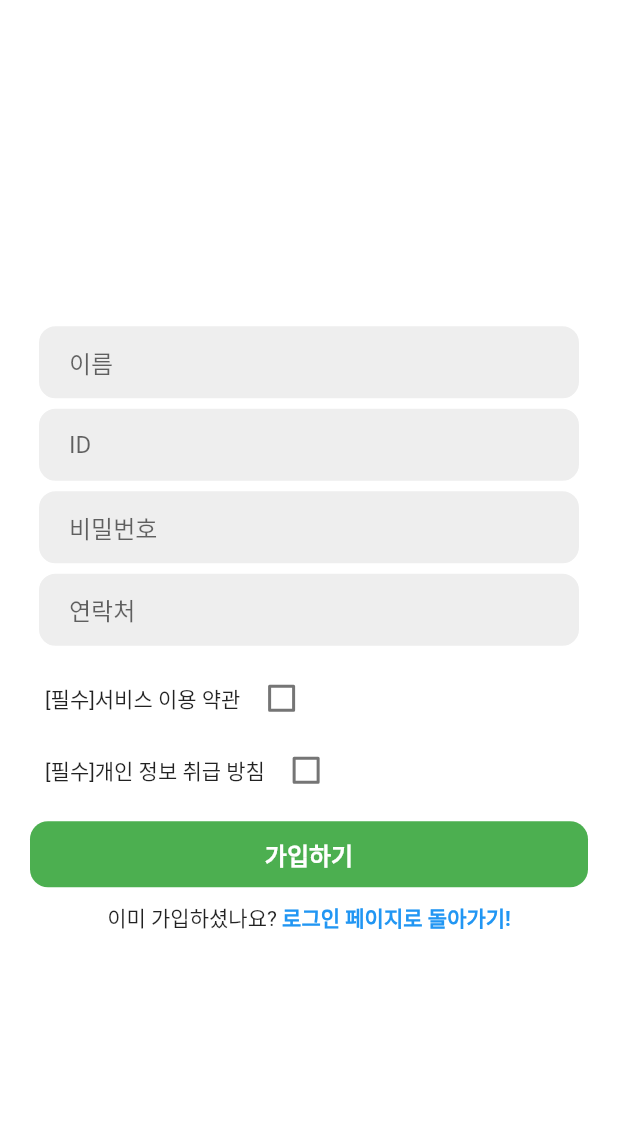
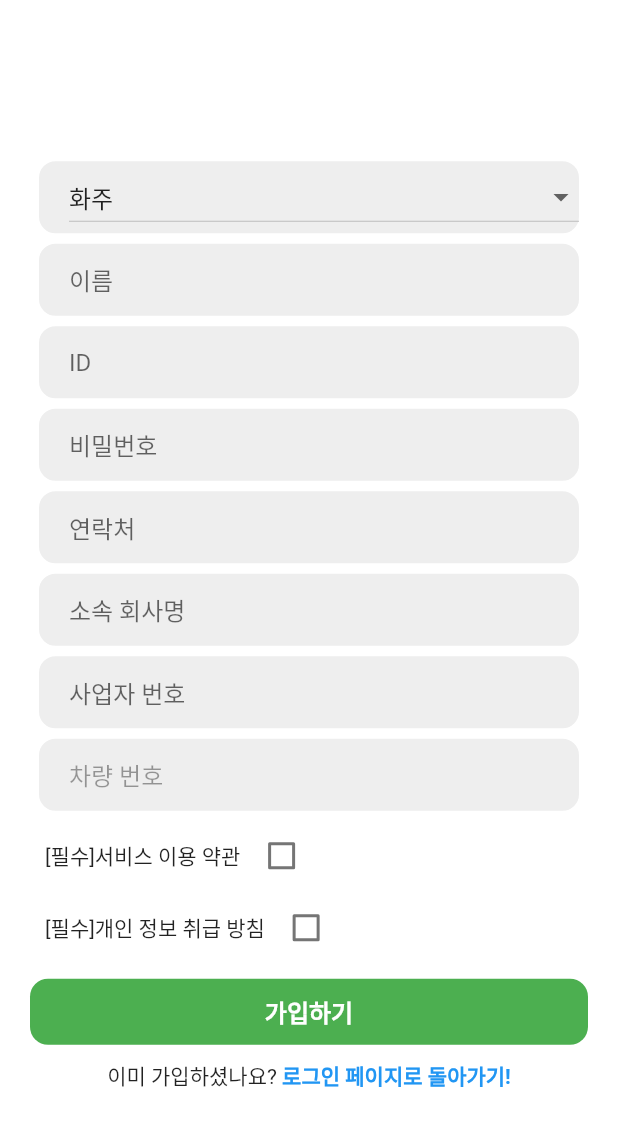
Before and after one commit to sodosoft/BTS2, a Flutter app: the SignupPage screen opened directly, on a phone screen of 412 x 824 dp. Shown: the top 1126 px of the screen. Run offline on Flutter 3.47's test engine with Material 2 defaults, Android fonts, the phone set to English and light mode, and no system bars; our stand-ins replace dotted_border, flutter_svg, fluttertoast, get, google_fonts, image_picker and 3 more; missing offline and left inert: flutter_email_sender, kpostal, webview_flutter_android, webview_flutter_wkwebview; accounts and stored records are empty.

```diff
--- a/lib/login/signup.dart
+++ b/lib/login/signup.dart
@@ -31,7 +31,6 @@ class SteelCode {
 }
 
 class _SignupPageState extends State<SignupPage> {
-
   static List<SteelCode> _steelCode = [
     SteelCode(id: "DI", name: "동국제강"),
     SteelCode(id: "HI", name: "현대제철"),
@@ -91,8 +90,8 @@ class _SignupPageState extends State<SignupPage> {
               msg: "이미 가입된 ID 입니다. 다른 ID로 가입 부탁 드립니다.",
             );
           } else {
-            //saveInfo();
-            saveInfo_test();
+            saveInfo();
+            //saveInfo_test();
           }
         } else {
           Fluttertoast.showToast(msg: "약관에 동의 하십시오");
@@ -106,11 +105,8 @@ class _SignupPageState extends State<SignupPage> {
   }
 
   saveInfo_test() async {
-    User_test userModel = User_test(
-        userIDController.text.trim(),
-        userNameController.text.trim(),
-        passwordController.text.trim()
-    );
+    User_test userModel = User_test(userIDController.text.trim(),
+        userNameController.text.trim(), passwordController.text.trim());
 
     try {
       var res =
@@ -124,9 +120,9 @@ class _SignupPageState extends State<SignupPage> {
             userIDController.clear();
             passwordController.clear();
             userNameController.clear();
+            userTelController.clear();
 
-            Get.to(()=> LoginPage());
-
+            Navigator.pop(context);
           });
         } else {
           Fluttertoast.showToast(msg: '회원 가입 실패, 확인 후 다시 시도해주세요.');
@@ -144,26 +140,23 @@ class _SignupPageState extends State<SignupPage> {
 
     if (_selectedCategory == '화주') {
       strGrade = 'S';
-    }
-    else if (_selectedCategory == '차주') {
+    } else if (_selectedCategory == '차주') {
       strGrade = 'D';
-    }
-    else {
+    } else {
       strGrade = 'S';
     }
 
-    if (_selectedSteelCode.length > 1) {
-      strSteelCode = splitSteelCode(_selectedSteelCode);
-    }
-    else
-    {
-      strSteelCode = _selectedSteelCode[0].id.toString();
-    }
+    // if (_selectedSteelCode.length > 1) {
+    //   strSteelCode = splitSteelCode(_selectedSteelCode);
+    // } else {
+    //   strSteelCode = _selectedSteelCode[0].id.toString();
+    // }
 
     DateTime now = DateTime.now();
 
     var currentDay = new DateTime(now.year, now.month, now.day);
-    var currentTime = new DateTime(now.year, now.month, now.day, now.hour, now.minute);
+    var currentTime =
+        new DateTime(now.year, now.month, now.day, now.hour, now.minute);
 
     User userModel = User(
         userIDController.text.trim(),
@@ -174,21 +167,20 @@ class _SignupPageState extends State<SignupPage> {
         userCompanyNameController.text.trim(),
         userCompanyNoController.text.trim(),
         userCarNoController.text.trim(),
-        currentDay.toString(), //가입 시간
-        strSteelCode,
-        _selectedSteelCode.length,        //codeCount
-        0,        //cancelCount
-        'Y',        //loginFlag
-        'Y',        //payment
-        currentDay.toString(),        //paymentDay
+        '2023-02-22', //가입 시간
+        '0',
+        0, //codeCount
+        0, //cancelCount
+        'Y', //loginFlag
+        'Y', //payment
+        '2023-02-22', //paymentDay
         'SODO', // introducerController.text.trim(),
         currentTime.toString(), //loginTime(현재 접속)
-        'DE'
-    );
+        'DE');
 
     try {
       var res =
-      await http.post(Uri.parse(API.signup), body: userModel.toJson());
+          await http.post(Uri.parse(API.register), body: userModel.toJson());
 
       if (res.statusCode == 200) {
         var resSignup = jsonDecode(res.body);
@@ -203,9 +195,10 @@ class _SignupPageState extends State<SignupPage> {
             userCompanyNoController.clear();
             userCarNoController.clear();
             _selectedCategory = '화주';
+            _ischecked1 = false;
+            _ischecked2 = false;
 
-            Get.to(()=> LoginPage());
-
+            Navigator.pop(context);
           });
         } else {
           Fluttertoast.showToast(msg: '회원 가입 실패, 확인 후 다시 시도해주세요.');
@@ -238,38 +231,38 @@ class _SignupPageState extends State<SignupPage> {
                   child: Column(
                     children: [
                       SizedBox(
-                        height: 15,
+                        height: 10,
                       ),
                       // Test
-                      // Padding(
-                      //   padding: const EdgeInsets.symmetric(horizontal: 25.0),
-                      //   child: Container(
-                      //     decoration: BoxDecoration(
-                      //       color: Colors.grey[200],
-                      //       border: Border.all(color: Colors.white),
-                      //       borderRadius: BorderRadius.circular(12),
-                      //     ),
-                      //     child:
-                      //     Padding(
-                      //       padding: const EdgeInsets.only(left: 20.0),
-                      //       child: DropdownButton(
-                      //           hint: Text('등급'),
-                      //           isExpanded: true,
-                      //           items: ['화주', '차주', '영업사원']
-                      //               .map((item) => DropdownMenuItem(
-                      //             child: Text(item),
-                      //             value: item,
-                      //           ))
-                      //               .toList(),
-                      //           value: _selectedCategory,
-                      //           onChanged: (value) {
-                      //             setState(() {
-                      //               _selectedCategory = value.toString();
-                      //             });
-                      //           }),
-                      //     ),
-                      //   ),
-                      //),
+                      Padding(
+                        padding: const EdgeInsets.symmetric(horizontal: 25.0),
+                        child: Container(
+                          decoration: BoxDecoration(
+                            color: Colors.grey[200],
+                            border: Border.all(color: Colors.white),
+                            borderRadius: BorderRadius.circular(12),
+                          ),
+                          child: Padding(
+                            padding: const EdgeInsets.only(left: 20.0),
+                            child: DropdownButton(
+                                hint: Text('등급'),
+                                isExpanded: true,
+                                items: ['화주', '차주', '영업사원']
+                                    .map((item) => DropdownMenuItem(
+                                          child: Text(item),
+                                          value: item,
+                                        ))
+                                    .toList(),
+                                value: _selectedCategory,
+                                onChanged: (value) {
+                                  setState(() {
+                                    _selectedCategory = value.toString();
+                                  });
+                                }),
+                          ),
+                        ),
+                      ),
+                      SizedBox(height: 5),
                       Padding(
                         padding: const EdgeInsets.symmetric(horizontal: 25.0),
                         child: Container(
@@ -290,9 +283,7 @@ class _SignupPageState extends State<SignupPage> {
                           ),
                         ),
                       ),
-                      SizedBox(
-                        height: 5,
-                      ),
+                      SizedBox(height: 5),
                       Padding(
                         padding: const EdgeInsets.symmetric(horizontal: 25.0),
                         child: Container(
@@ -364,78 +355,74 @@ class _SignupPageState extends State<SignupPage> {
                       ),
                       // test
 
-                      // Padding(
-                      //   padding: const EdgeInsets.symmetric(horizontal: 25.0),
-                      //   child: Container(
-                      //     decoration: BoxDecoration(
-                      //         color: Colors.grey[200],
-                      //         border: Border.all(color: Colors.white),
-                      //         borderRadius: BorderRadius.circular(12)),
-                      //     child: Padding(
-                      //       padding: const EdgeInsets.only(left: 20.0),
-                      //       child: TextFormField(
-                      //         controller: userCompanyNameController,
-                      //         validator: (val) =>
-                      //         val == "" ? "소속 회사명을 입력하세요!" : null,
-                      //         obscureText: true,
-                      //         decoration: InputDecoration(
-                      //             border: InputBorder.none, hintText: '소속 회사명'),
-                      //       ),
-                      //     ),
-                      //   ),
-                      // ),
-                      // SizedBox(
-                      //   height: 5,
-                      // ),
-                      // Padding(
-                      //   padding: const EdgeInsets.symmetric(
-                      //       horizontal: 25.0),
-                      //   child: Container(
-                      //     decoration: BoxDecoration(
-                      //         color: Colors.grey[200],
-                      //         border: Border.all(color: Colors.white),
-                      //         borderRadius: BorderRadius.circular(12)),
-                      //     child: Padding(
-                      //       padding: const EdgeInsets.only(left: 20.0),
-                      //       child: TextFormField(
-                      //         enabled: _selectedCategory != '영업사원',
-                      //         controller: userCompanyNoController,
-                      //         validator: (val) =>
-                      //         val == "" ? "사업자 번호를 입력하세요!" : null,
-                      //         obscureText: true,
-                      //         decoration: InputDecoration(
-                      //             border: InputBorder.none,
-                      //             hintText: '사업자 번호'),
-                      //       ),
-                      //     ),
-                      //   ),
-                      // ),
-                      // SizedBox(
-                      //   height: 5,
-                      // ),
-                      // Padding(
-                      //   padding: const EdgeInsets.symmetric(
-                      //       horizontal: 25.0),
-                      //   child: Container(
-                      //     decoration: BoxDecoration(
-                      //         color: Colors.grey[200],
-                      //         border: Border.all(color: Colors.white),
-                      //         borderRadius: BorderRadius.circular(12)),
-                      //     child: Padding(
-                      //       padding: const EdgeInsets.only(left: 20.0),
-                      //       child: TextFormField(
-                      //         enabled: _selectedCategory == '차주',
-                      //         controller: userCarNoController,
-                      //         validator: (val) =>
-                      //         val == "" ? "차량 번호를 입력하세요!" : null,
-                      //         obscureText: true,
-                      //         decoration: InputDecoration(
-                      //             border: InputBorder.none,
-                      //             hintText: '차량 번호'),
-                      //       ),
-                      //     ),
-                      //   ),
-                      // ),
+                      Padding(
+                        padding: const EdgeInsets.symmetric(horizontal: 25.0),
+                        child: Container(
+                          decoration: BoxDecoration(
+                              color: Colors.grey[200],
+                              border: Border.all(color: Colors.white),
+                              borderRadius: BorderRadius.circular(12)),
+                          child: Padding(
+                            padding: const EdgeInsets.only(left: 20.0),
+                            child: TextFormField(
+                              controller: userCompanyNameController,
+                              validator: (val) =>
+                                  val == "" ? "소속 회사명을 입력하세요!" : null,
+                              obscureText: true,
+                              decoration: InputDecoration(
+                                  border: InputBorder.none, hintText: '소속 회사명'),
+                            ),
+                          ),
+                        ),
+                      ),
+                      SizedBox(
+                        height: 5,
+                      ),
+                      Padding(
+                        padding: const EdgeInsets.symmetric(horizontal: 25.0),
+                        child: Container(
+                          decoration: BoxDecoration(
+                              color: Colors.grey[200],
+                              border: Border.all(color: Colors.white),
+                              borderRadius: BorderRadius.circular(12)),
+                          child: Padding(
+                            padding: const EdgeInsets.only(left: 20.0),
+                            child: TextFormField(
+                              enabled: _selectedCategory != '영업사원',
+                              controller: userCompanyNoController,
+                              validator: (val) =>
+                                  val == "" ? "사업자 번호를 입력하세요!" : null,
+                              obscureText: true,
+                              decoration: InputDecoration(
+                                  border: InputBorder.none, hintText: '사업자 번호'),
+                            ),
+                          ),
+                        ),
+                      ),
+                      SizedBox(
+                        height: 5,
+                      ),
+                      Padding(
+                        padding: const EdgeInsets.symmetric(horizontal: 25.0),
+                        child: Container(
+                          decoration: BoxDecoration(
+                              color: Colors.grey[200],
+                              border: Border.all(color: Colors.white),
+                              borderRadius: BorderRadius.circular(12)),
+                          child: Padding(
+                            padding: const EdgeInsets.only(left: 20.0),
+                            child: TextFormField(
+                              enabled: _selectedCategory == '차주',
+                              controller: userCarNoController,
+                              validator: (val) =>
+                                  val == "" ? "차량 번호를 입력하세요!" : null,
+                              obscureText: true,
+                              decoration: InputDecoration(
+                                  border: InputBorder.none, hintText: '차량 번호'),
+                            ),
+                          ),
+                        ),
+                      ),
                       // SizedBox(
                       //   height: 5,
                       // ),
@@ -553,7 +540,13 @@ class _SignupPageState extends State<SignupPage> {
                       ),
                       GestureDetector(
                         onTap: () {
+                          if( _selectedCategory == '차주') {
                             if (formKey.currentState!.validate()) {
+                              checkUserEmail();
+                            }
+                          }
+                          else
+                          {
                             checkUserEmail();
                           }
                         },
@@ -586,7 +579,9 @@ class _SignupPageState extends State<SignupPage> {
                         children: [
                           Text('이미 가입하셨나요?'),
                           GestureDetector(
-                            onTap: () => Get.back(),
+                            onTap: () {
+                              Navigator.pop(context);
+                            },
                             child: Text(
                               ' 로그인 페이지로 돌아가기!',
                               style: TextStyle(
@@ -610,8 +605,7 @@ class _SignupPageState extends State<SignupPage> {
   String splitSteelCode(List<SteelCode> selectedSteelCode) {
     String strReturn = '';
 
-    for(int i = 0; i < selectedSteelCode.length; i++)
-    {
+    for (int i = 0; i < selectedSteelCode.length; i++) {
       strReturn += selectedSteelCode[i].id + ' ';
     }
 
```
Also changed, not shown: lib/login/login.dart (+8 -5 lines), 3 other files. Lines whose indentation alone changed are shown as unchanged.
